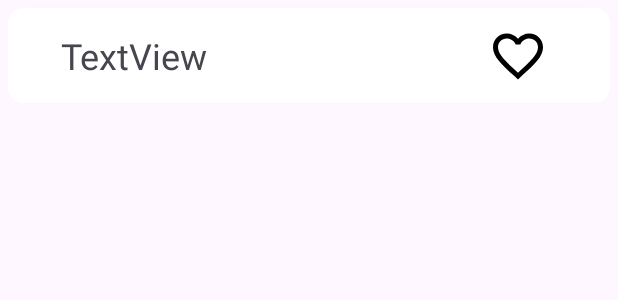
After one commit to fbroncano/gps-project-gb01, an Android app: the layout search_item_list.xml on its own in the app's theme, with its tools: preview values and no code run, on a phone screen of 412 x 824 dp. The commit adds this screen. Shown: the top 300 px of the screen. Run offline under Robolectric (Android 15) with nearby library versions, the phone set to English and light mode, and no system bars.

Commit message:
WHEAT-67 #Implementación del diseño del item de búsqueda y de la lista de búsqueda

```diff
--- a/app/build.gradle.kts
+++ b/app/build.gradle.kts
@@ -72,6 +72,7 @@ dependencies {
     implementation("androidx.constraintlayout:constraintlayout:2.1.4")
     implementation("com.google.android.gms:play-services-location:21.0.1")
     implementation("androidx.preference:preference:1.2.1")
+    implementation("androidx.room:room-common:2.6.0")
     testImplementation("junit:junit:4.13.2")
     androidTestImplementation("androidx.test.ext:junit:1.1.5")
     androidTestImplementation("androidx.test.espresso:espresso-core:3.5.1")
--- a/app/src/main/java/es/unex/gps/weathevent/Model/Ciudad.kt
+++ b/app/src/main/java/es/unex/gps/weathevent/Model/Ciudad.kt
@@ -1,4 +1,4 @@
-package es.unex.gps.weathevent.Model
+package es.unex.gps.weathevent.model
 
 import androidx.room.ColumnInfo
 import androidx.room.Entity
--- a/app/src/main/java/es/unex/gps/weathevent/Model/User.kt
+++ b/app/src/main/java/es/unex/gps/weathevent/Model/User.kt
@@ -1,4 +1,4 @@
-package es.unex.gps.weathevent.Model
+package es.unex.gps.weathevent.model
 
 
 
--- a/app/src/main/java/es/unex/gps/weathevent/database/CiudadDao.kt
+++ b/app/src/main/java/es/unex/gps/weathevent/database/CiudadDao.kt
@@ -6,7 +6,6 @@ import androidx.room.Insert
 import androidx.room.OnConflictStrategy
 import androidx.room.Query
 import androidx.room.Transaction
-import es.unex.gps.weathevent.Model.Ciudad
 import es.unex.gps.weathevent.model.Ciudad
 import es.unex.gps.weathevent.model.UserCiudadCrossRef
 import es.unex.gps.weathevent.model.UserWithCiudades
--- a/app/src/main/java/es/unex/gps/weathevent/PronosticoActivity.kt
+++ b/app/src/main/java/es/unex/gps/weathevent/view/PronosticoActivity.kt
@@ -1,4 +1,4 @@
-package es.unex.gps.weathevent
+package es.unex.gps.weathevent.view
 
 import android.os.Build
 import android.os.Bundle
@@ -11,8 +11,10 @@ import androidx.navigation.fragment.NavHostFragment
 import androidx.navigation.ui.AppBarConfiguration
 import androidx.navigation.ui.navigateUp
 import androidx.navigation.ui.setupWithNavController
-import es.unex.gps.weathevent.Model.Ciudad
 import es.unex.gps.weathevent.Model.User
+import es.unex.gps.weathevent.model.Ciudad
+import es.unex.gps.weathevent.model.User
+import es.unex.gps.weathevent.R
 import es.unex.gps.weathevent.api.APIHelpers
 import es.unex.gps.weathevent.api.getElTiempoService
 import es.unex.gps.weathevent.database.WeathEventDataBase
--- a/app/src/main/res/layout/activity_pronostico.xml
+++ b/app/src/main/res/layout/activity_pronostico.xml
@@ -4,7 +4,7 @@
     xmlns:tools="http://schemas.android.com/tools"
     android:layout_width="match_parent"
     android:layout_height="match_parent"
-    tools:context=".PronosticoActivity"
+    tools:context=".view.PronosticoActivity"
     android:paddingTop="20sp"
     android:paddingBottom="20sp">
 
--- /dev/null
+++ b/app/src/main/res/layout/search_item_list.xml
@@ -0,0 +1,53 @@
+<?xml version="1.0" encoding="utf-8"?>
+<androidx.constraintlayout.widget.ConstraintLayout xmlns:android="http://schemas.android.com/apk/res/android"
+    xmlns:app="http://schemas.android.com/apk/res-auto"
+    xmlns:tools="http://schemas.android.com/tools"
+    android:layout_width="match_parent"
+    android:layout_height="wrap_content"
+    android:layout_marginBottom="5dp">
+
+    <androidx.cardview.widget.CardView
+        android:id="@+id/search_item"
+        android:layout_width="match_parent"
+        android:layout_height="wrap_content"
+        android:layout_margin="5dp"
+        app:cardCornerRadius="10sp"
+        app:layout_constraintBottom_toBottomOf="parent"
+        app:layout_constraintEnd_toEndOf="parent"
+        app:layout_constraintStart_toStartOf="parent"
+        app:layout_constraintTop_toTopOf="parent">
+
+        <androidx.constraintlayout.widget.ConstraintLayout
+            android:layout_width="match_parent"
+            android:layout_height="match_parent"
+            android:layout_margin="5sp">
+
+            <TextView
+                android:id="@+id/cityName"
+                android:layout_width="200dp"
+                android:layout_height="wrap_content"
+                android:layout_marginStart="30dp"
+                android:layout_marginTop="10dp"
+                android:layout_marginBottom="10dp"
+                android:text="TextView"
+                android:textAlignment="viewStart"
+                android:textSize="24sp"
+                app:layout_constraintBottom_toBottomOf="parent"
+                app:layout_constraintStart_toStartOf="parent"
+                app:layout_constraintTop_toTopOf="parent" />
+
+            <ImageView
+                android:id="@+id/favoriteIcon"
+                android:layout_width="wrap_content"
+                android:layout_height="wrap_content"
+                android:layout_marginEnd="36dp"
+                app:layout_constraintBottom_toBottomOf="parent"
+                app:layout_constraintEnd_toEndOf="parent"
+                app:layout_constraintTop_toTopOf="parent"
+                app:srcCompat="@drawable/baseline_favorite_border_40" />
+
+        </androidx.constraintlayout.widget.ConstraintLayout>
+    </androidx.cardview.widget.CardView>
+
+
+</androidx.constraintlayout.widget.ConstraintLayout>
```
Also changed, not shown: app/src/main/res/layout/fragment_buscar.xml (added, +47 -0 lines), app/src/main/res/values/styles.xml (added, +10 -0 lines).
